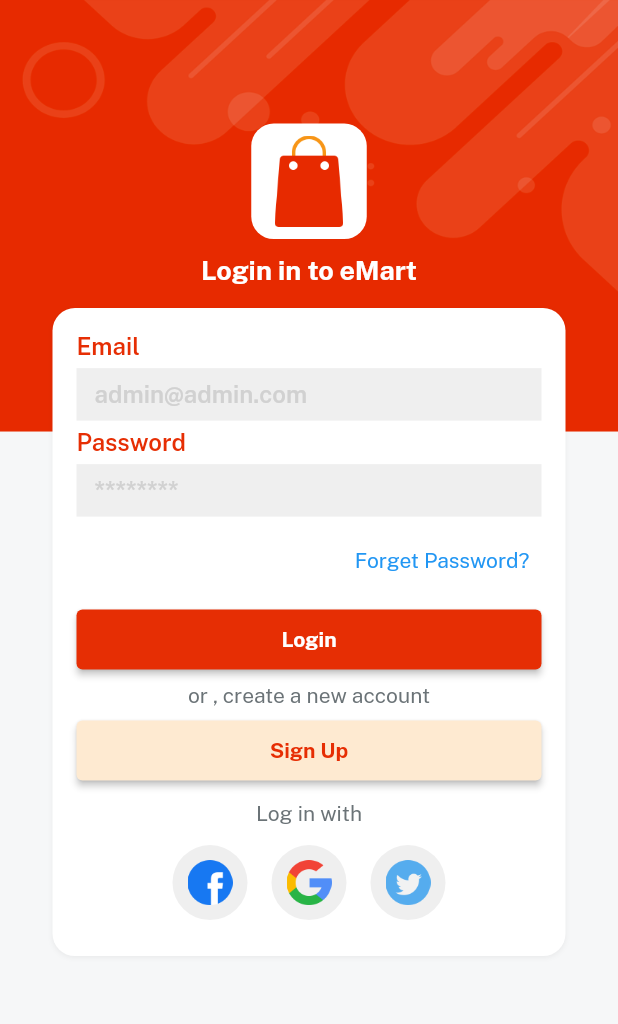
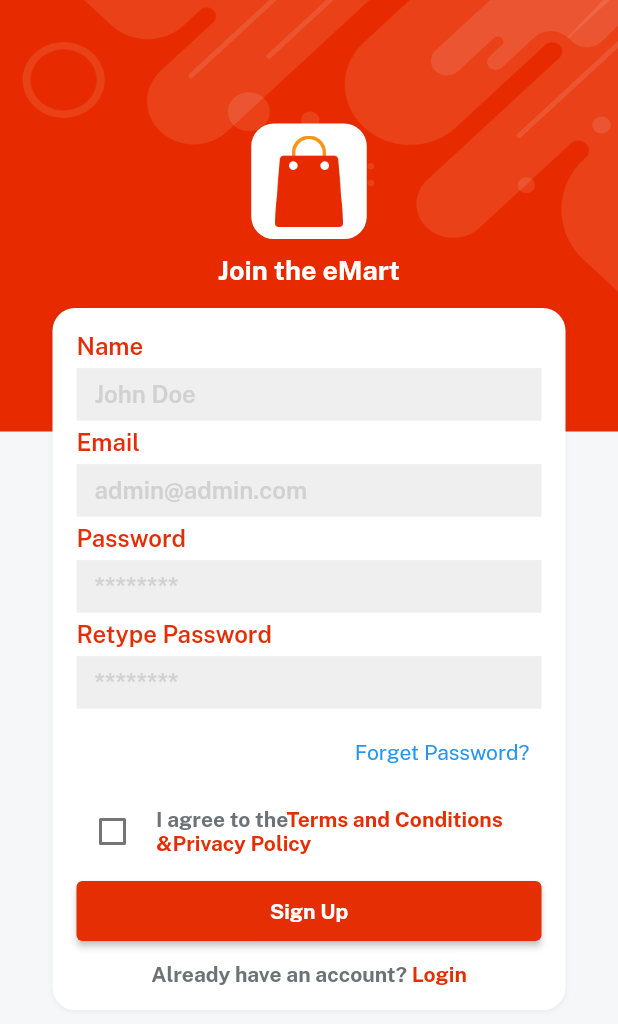
Before and after one commit to huuhuyendev/eCommerceApp, a Flutter app: the screen it shows after launch, after a tap on "Sign Up", on a phone screen of 412 x 824 dp. Shown: the top 1024 px of the screen. Run offline on Flutter 3.47's test engine with Material 2 defaults, Android fonts, the phone set to English and light mode, and no system bars; our stand-ins replace get, velocity_x.

Commit message:
Authentication Screen

```diff
--- a/lib/consts/strings.dart
+++ b/lib/consts/strings.dart
@@ -1,12 +1,18 @@
-const appname = "eMart";
-const appversion = "Version 1.0.0";
+const appName = "eMart";
+const appVersion = "Version 1.0.0";
 const credits = "@Baaba Devs";
 const email = "Email";
 const emailHint = "admin@admin.com";
 const password = "Password";
 const passwordHint = "********";
+const retypePassword = "Retype Password";
+const name = "Name";
+const nameHint = "John Doe";
 const forgetPass = "Forget Password?";
 const login = "Login";
 const signup = "Sign Up";
 const createNewAccount = "or , create a new account";
 const loginWith = "Log in with";
+const privacyPolicy = "Privacy Policy";
+const termsAndConditions = "Terms and Conditions";
+const alreadyHaveAccount = "Already have an account? ";
--- a/lib/main.dart
+++ b/lib/main.dart
@@ -13,7 +13,7 @@ class MyApp extends StatelessWidget {
   @override
   Widget build(BuildContext context) {
     return GetMaterialApp(
-      title: appname,
+      title: appName,
       debugShowCheckedModeBanner: false,
       theme: ThemeData(
         scaffoldBackgroundColor: Colors.transparent,
--- a/lib/views/auth_screen/login_screen.dart
+++ b/lib/views/auth_screen/login_screen.dart
@@ -1,10 +1,12 @@
 import 'package:ecommerceapp/consts/consts.dart';
 import 'package:ecommerceapp/consts/lists.dart';
+import 'package:ecommerceapp/views/auth_screen/signup_screen.dart';
 import 'package:ecommerceapp/widget_common/applogo_widget.dart';
 import 'package:ecommerceapp/widget_common/bg_widget.dart';
 import 'package:ecommerceapp/widget_common/custon_textfield.dart';
 import 'package:ecommerceapp/widget_common/our_button.dart';
 import 'package:flutter/material.dart';
+import 'package:get/get.dart';
 
 class LoginScreen extends StatelessWidget {
   const LoginScreen({super.key});
@@ -20,7 +22,7 @@ class LoginScreen extends StatelessWidget {
             (context.screenHeight * 0.1).heightBox,
             appLogoWidget(),
             10.heightBox,
-            "Login in to $appname"
+            "Login in to $appName"
                 .text
                 .fontFamily(bold)
                 .size(18)
@@ -53,7 +55,9 @@ class LoginScreen extends StatelessWidget {
                         color: lightGolden,
                         title: signup,
                         textColor: redColor,
-                        onPressed: () {})
+                        onPressed: () {
+                          Get.to(() => const SignupScreen());
+                        })
                     .box
                     .width(context.screenWidth - 50)
                     .make(),
--- a/lib/views/auth_screen/signup_screen.dart
+++ b/lib/views/auth_screen/signup_screen.dart
@@ -0,0 +1,98 @@
+import 'package:ecommerceapp/consts/consts.dart';
+import 'package:ecommerceapp/consts/lists.dart';
+import 'package:ecommerceapp/widget_common/applogo_widget.dart';
+import 'package:ecommerceapp/widget_common/bg_widget.dart';
+import 'package:ecommerceapp/widget_common/custon_textfield.dart';
+import 'package:ecommerceapp/widget_common/our_button.dart';
+import 'package:flutter/material.dart';
+import 'package:get/get.dart';
+
+class SignupScreen extends StatelessWidget {
+  const SignupScreen({super.key});
+
+  @override
+  Widget build(BuildContext context) {
+    return bgWidget(
+        child: Scaffold(
+      resizeToAvoidBottomInset: false,
+      body: Center(
+        child: Column(
+          children: [
+            (context.screenHeight * 0.1).heightBox,
+            appLogoWidget(),
+            10.heightBox,
+            "Join the $appName".text.fontFamily(bold).size(18).white.make(),
+            15.heightBox,
+            Column(
+              children: [
+                customTextField(hint: nameHint, title: name),
+                customTextField(hint: emailHint, title: email),
+                customTextField(hint: passwordHint, title: password),
+                customTextField(hint: passwordHint, title: retypePassword),
+                Align(
+                  alignment: Alignment.centerRight,
+                  child: TextButton(
+                      onPressed: () {}, child: forgetPass.text.make()),
+                ),
+                5.heightBox,
+                Row(children: [
+                  Checkbox(
+                      checkColor: redColor,
+                      value: false,
+                      onChanged: (newValue) {}),
+                  5.widthBox,
+                  Expanded(
+                    child: RichText(
+                        text: const TextSpan(children: [
+                      TextSpan(
+                          text: "I agree to the",
+                          style: TextStyle(color: fontGrey, fontFamily: bold)),
+                      TextSpan(
+                          text: termsAndConditions,
+                          style: TextStyle(color: redColor, fontFamily: bold)),
+                      TextSpan(
+                          text: ' &',
+                          style: TextStyle(color: redColor, fontFamily: bold)),
+                      TextSpan(
+                          text: privacyPolicy,
+                          style: TextStyle(color: redColor, fontFamily: bold)),
+                    ])),
+                  )
+                ]),
+                5.heightBox,
+                // ourButton().box.width(context.screenWidth - 50).make(),
+                ourButton(
+                        color: redColor,
+                        title: signup,
+                        textColor: whiteColor,
+                        onPressed: () {})
+                    .box
+                    .width(context.screenWidth - 50)
+                    .make(),
+                10.heightBox,
+                RichText(
+                    text: const TextSpan(children: [
+                  TextSpan(
+                      text: alreadyHaveAccount,
+                      style: TextStyle(color: fontGrey, fontFamily: bold)),
+                  TextSpan(
+                      text: login,
+                      style: TextStyle(color: redColor, fontFamily: bold)),
+                ])).onTap(() {
+                  Get.back();
+                })
+              ],
+            )
+                .box
+                .white
+                .rounded
+                .padding(const EdgeInsets.all(16))
+                .width(context.screenWidth - 70)
+                .shadowSm
+                .make(),
+          ],
+        ),
+      ),
+    ));
+  }
+}
--- a/lib/views/splash_screen/splash_screen.dart
+++ b/lib/views/splash_screen/splash_screen.dart
@@ -41,9 +41,9 @@ class _SplashScreenState extends State<SplashScreen> {
             20.heightBox,
             appLogoWidget(),
             10.heightBox,
-            appname.text.fontFamily(bold).size(22).white.make(),
+            appName.text.fontFamily(bold).size(22).white.make(),
             5.heightBox,
-            appversion.text.white.make(),
+            appVersion.text.white.make(),
             const Spacer(),
             credits.text.white.fontFamily(semibold).make(),
             30.heightBox,
```
